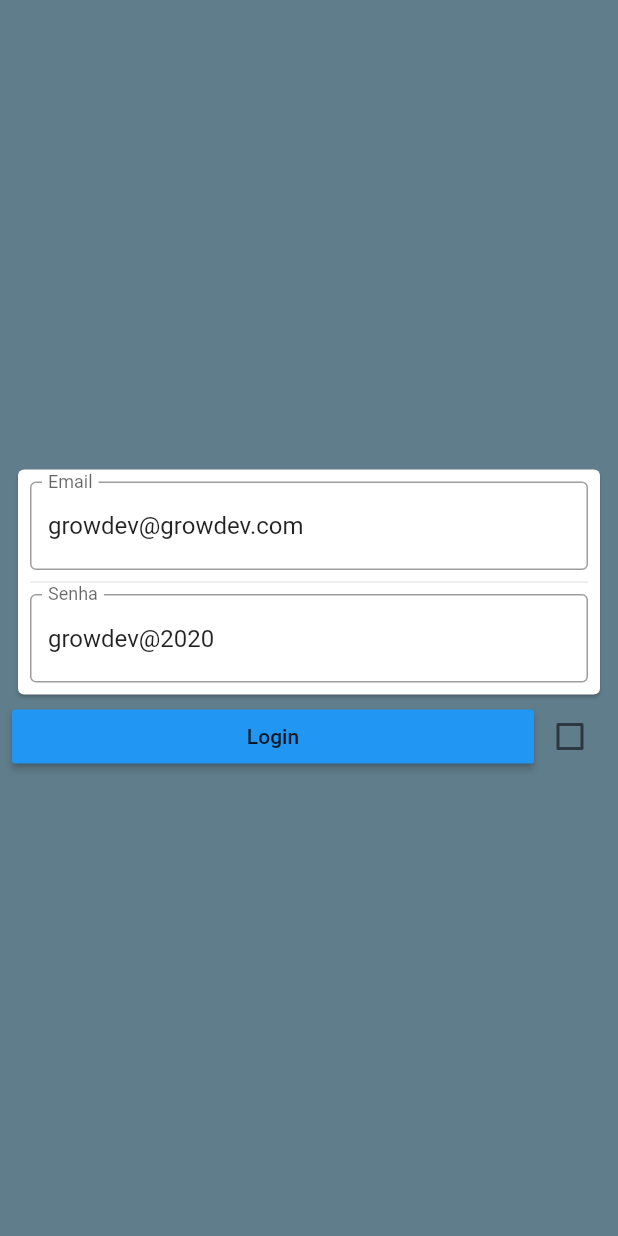
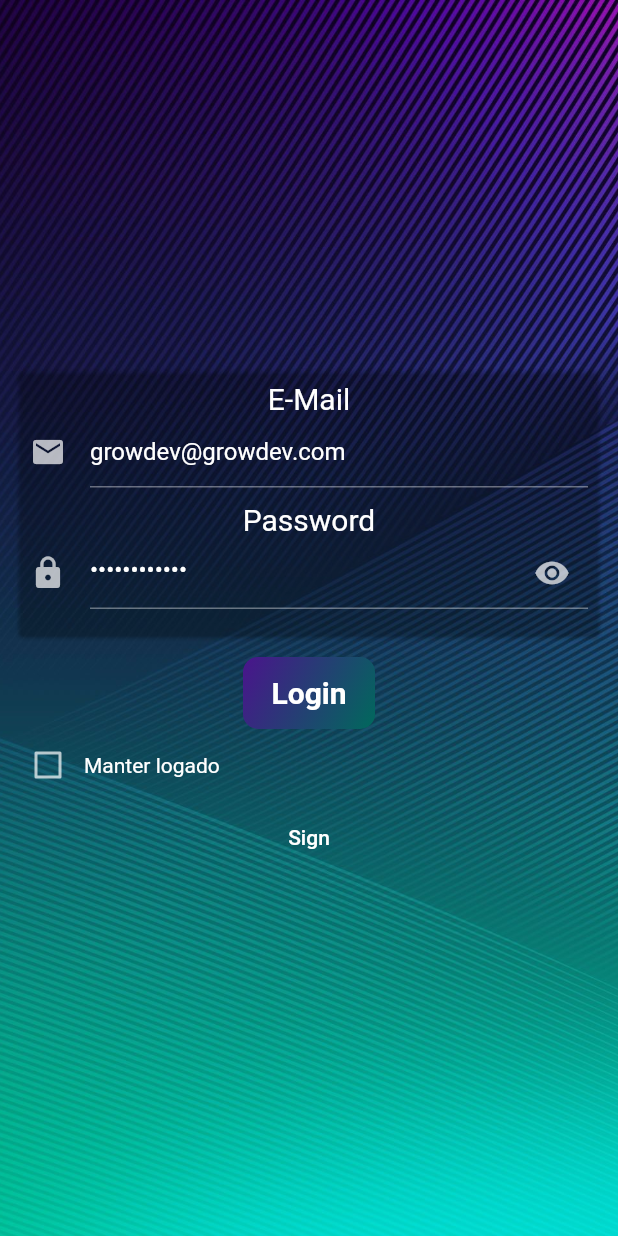
Before and after one commit to lucas-de-almeida/card_call_08_08, a Flutter app: the screen it shows after launch, on a phone screen of 412 x 824 dp. Run offline on Flutter 3.47's test engine with Material 2 defaults, Android fonts, the phone set to English and light mode, and no system bars; our stand-ins replace dio, flutter_mobx, mobx, sqflite; accounts and stored records are empty; generated files the repository leaves out were written again.

```diff
--- a/lib/main.dart
+++ b/lib/main.dart
@@ -1,3 +1,4 @@
+import 'package:card_agora_vai/pages/novo_user.dart';
 import 'package:card_agora_vai/repository/list_repository.dart';
 import 'package:card_agora_vai/repository/user_repository.dart';
 import 'package:card_agora_vai/service/db_helper.dart';
@@ -33,8 +34,6 @@ class _AppState extends State<App> {
     repository.buscaUsuario().then((value) {
       loggedUser = value;
       controllerState.setIsLogged(loggedUser.isLogged);
-      /*  print('===>$value');
-      print('ISLOGGED ===> ${value.isLogged}'); */
     });
   }
 
@@ -48,11 +47,16 @@ class _AppState extends State<App> {
       ],
       child: Observer(builder: (_) {
         return MaterialApp(
+          debugShowCheckedModeBanner: false,
+          theme: ThemeData.dark(),
+          themeMode: ThemeMode.dark,
+          darkTheme: ThemeData.dark(),
           home: controllerState.isLogged ? HomePage() : LoginPage(),
           routes: {
             HomePage.routename: (context) => HomePage(),
             LoginPage.routename: (context) => LoginPage(),
             Cadastro.routename: (context) => Cadastro(),
+            NewUser.routeName: (context) => NewUser(),
           },
         );
       }),
--- a/lib/pages/login_page.dart
+++ b/lib/pages/login_page.dart
@@ -1,5 +1,8 @@
+import 'dart:ui';
+
 import 'package:card_agora_vai/entities/user.dart';
 import 'package:card_agora_vai/pages/home_page.dart';
+import 'package:card_agora_vai/pages/novo_user.dart';
 import 'package:card_agora_vai/repository/user_repository.dart';
 import 'package:card_agora_vai/service/db_helper.dart';
 import 'package:card_agora_vai/service/network_help.dart';
@@ -13,11 +16,13 @@ class LoginPage extends StatefulWidget {
 }
 
 class _LoginPageState extends State<LoginPage> {
+  bool _password;
   @override
   void initState() {
     super.initState();
     _nomeController.text = 'growdev@growdev.com';
     _senhaController.text = 'growdev@2020';
+    _password = true;
   }
 
   final repository = UserRepository(DatabaseHelper());
@@ -72,9 +77,20 @@ class _LoginPageState extends State<LoginPage> {
   Widget build(BuildContext context) {
     final user = Provider.of<User>(context);
     return Scaffold(
-      backgroundColor: Colors.blueGrey,
       key: _scaffoldKey,
-      body: Form(
+      body: Container(
+        decoration: BoxDecoration(
+          image: DecorationImage(
+            image: AssetImage('images/dois.jpg'),
+            fit: BoxFit.cover,
+          ),
+          /* gradient: LinearGradient(
+            colors: [Color(0xff293568), Color(0xff1B1A2A)],
+            begin: Alignment.topCenter,
+            end: Alignment.bottomRight,
+          ), */
+        ),
+        child: Form(
           key: _formKey,
           child: Padding(
             padding: const EdgeInsets.all(8.0),
@@ -82,41 +98,86 @@ class _LoginPageState extends State<LoginPage> {
               mainAxisAlignment: MainAxisAlignment.center,
               children: <Widget>[
                 Card(
+                  color: Colors.transparent,
                   child: Padding(
                     padding: const EdgeInsets.all(8.0),
                     child: Column(
                       children: <Widget>[
-                      TextFormField(
+                        Text(
+                          'E-Mail',
+                          textAlign: TextAlign.start,
+                          style: TextStyle(color: Colors.white, fontSize: 20),
+                        ),
+                        Padding(
+                          padding: const EdgeInsets.only(bottom: 10),
+                          child: TextFormField(
                             decoration: InputDecoration(
-                          border: OutlineInputBorder(),
-                          labelText: 'Email',
+                              icon: Icon(
+                                Icons.email,
+                              ),
+                              // labelText: 'Email',
+                              labelStyle: TextStyle(color: Colors.white),
                             ),
                             controller: _nomeController,
                           ),
-                      Divider(),
-                      TextFormField(
+                        ),
+                        Text(
+                          'Password',
+                          style: TextStyle(color: Colors.white, fontSize: 20),
+                        ),
+                        Padding(
+                          padding: const EdgeInsets.only(bottom: 10),
+                          child: TextFormField(
                             decoration: InputDecoration(
-                          border: OutlineInputBorder(),
-                          labelText: 'Senha',
+                              icon: Icon(Icons.lock),
+                              // labelText: 'Senha',
+                              labelStyle: TextStyle(color: Colors.white),
+                              suffixIcon: IconButton(
+                                icon: Icon(_password
+                                    ? Icons.visibility
+                                    : Icons.visibility_off),
+                                onPressed: () {
+                                  setState(() {
+                                    _password = !_password;
+                                  });
+                                },
                               ),
+                            ),
+                            obscureText: _password,
                             controller: _senhaController,
+                          ),
                         ),
                       ],
                     ),
                   ),
                 ),
+                SizedBox(
+                  height: 10,
+                ),
                 Row(
+                  mainAxisAlignment: MainAxisAlignment.center,
                   children: <Widget>[
-                  Expanded(
-                    child: RaisedButton(
-                      color: Colors.blue,
+                    Container(
+                      decoration: BoxDecoration(
+                          borderRadius: BorderRadius.circular(10),
+                          gradient: LinearGradient(
+                              colors: [Colors.purple[900], Colors.teal[800]],
+                              begin: Alignment.topLeft,
+                              end: Alignment.bottomRight)),
+                      child: FlatButton(
                         onPressed: () => login(
                             _nomeController.text, _senhaController.text, user),
                         child: Text(
                           'Login',
+                          style: TextStyle(
+                              fontWeight: FontWeight.bold, fontSize: 20),
                         ),
                       ),
                     ),
+                  ],
+                ),
+                Row(
+                  children: <Widget>[
                     Checkbox(
                         value: user.isLogged ?? false,
                         onChanged: (value) async {
@@ -124,10 +185,18 @@ class _LoginPageState extends State<LoginPage> {
                             user.isLogged = value;
                             print(user.isLogged);
                           });
-                      })
+                        }),
+                    Text('Manter logado'),
                   ],
-              )
+                ),
+                FlatButton(
+                    onPressed: () async {
+                      var newUser = await Navigator.of(context)
+                          .pushNamed(NewUser.routeName);
+                    },
+                    child: Text('Sign'))
               ],
+            ),
           ),
         ),
       ),
--- a/pubspec.yaml
+++ b/pubspec.yaml
@@ -51,11 +51,9 @@ flutter:
   # included with your application, so that you can use the icons in
   # the material Icons class.
   uses-material-design: true
+  assets:
+    - images/
 
-  # To add assets to your application, add an assets section, like this:
-  # assets:
-  #   - images/a_dot_burr.jpeg
-  #   - images/a_dot_ham.jpeg
 
   # An image asset can refer to one or more resolution-specific "variants", see
   # https://flutter.dev/assets-and-images/#resolution-aware.
```
Also changed, not shown: lib/pages/cadastro_edicacao.dart (+21 -3 lines), lib/pages/home_page.dart (+23 -7 lines), lib/pages/novo_user.dart (added, +93 -0 lines), images/dois.jpg (added), images/wall.png (added). Lines whose indentation alone changed are shown as unchanged.
